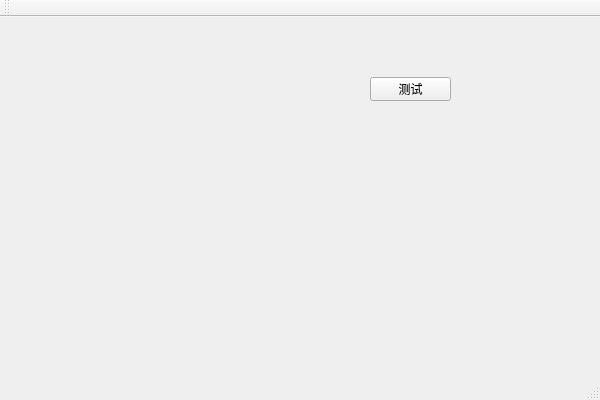
This is QtWidgetsApplication1/QtWidgetsApplication1.ui in gaobaige63-bot/QtWidgetsApplication1 as Qt 5 draws it before an edit. The edited form follows.
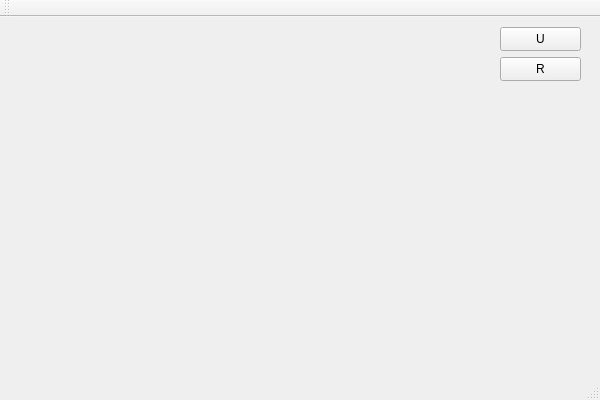
This is the edited form.

Commit message: U&R OK

```diff
--- a/QtWidgetsApplication1/QtWidgetsApplication1.ui
+++ b/QtWidgetsApplication1/QtWidgetsApplication1.ui
@@ -20,14 +20,27 @@
     </property>
     <property name="geometry">
      <rect>
-      <x>370</x>
-      <y>60</y>
+      <x>500</x>
+      <y>10</y>
       <width>81</width>
       <height>24</height>
      </rect>
     </property>
     <property name="text">
-     <string>测试</string>
+     <string>U</string>
+    </property>
+   </widget>
+   <widget class="QPushButton" name="btnR">
+    <property name="geometry">
+     <rect>
+      <x>500</x>
+      <y>40</y>
+      <width>81</width>
+      <height>24</height>
+     </rect>
+    </property>
+    <property name="text">
+     <string>R</string>
     </property>
    </widget>
   </widget>
```
Left out of the diff: 2 changed lines with no effect on the pictures. The commit also changes 2 other files.
